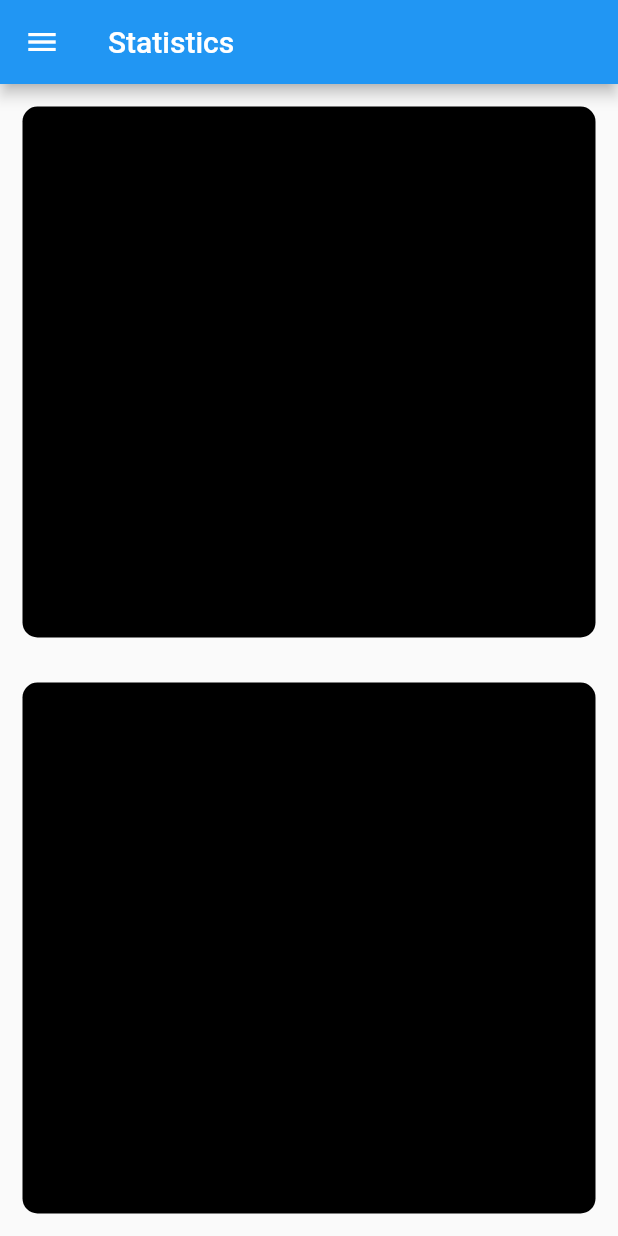
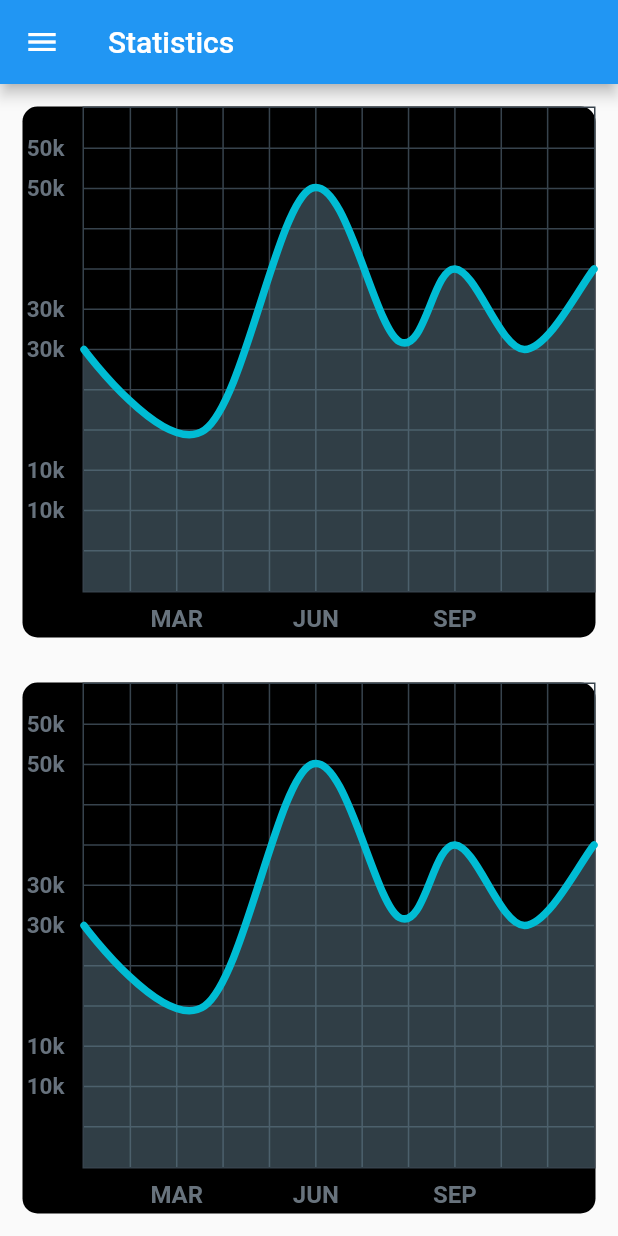
Before and after one commit to hank-the-tank/statistics_app, a Flutter app: the screen it shows after launch, on a phone screen of 412 x 824 dp. Run offline on Flutter 3.47's test engine with Material 2 defaults, Android fonts, the light colour scheme and no system bars; drawn by our look-alikes of fl_chart.

Commit message:
add chart

```diff
--- a/lib/components/chart/view/chart.dart
+++ b/lib/components/chart/view/chart.dart
@@ -1,14 +1,19 @@
 import 'package:flutter/material.dart';
+import 'package:fl_chart/fl_chart.dart';
 
-class Chart extends StatelessWidget {
-  const Chart({
-    Key key,
-  }) : super(key: key);
+class Chart extends StatefulWidget {
+  @override
+  _ChartState createState() => _ChartState();
+}
+
+class _ChartState extends State<Chart> {
+  bool showAvg = false;
 
   @override
   Widget build(BuildContext context) {
     return Expanded(
       child: Container(
+        child: LineChart(showAvg ? avgData() : mainData()),
         margin: EdgeInsets.all(15.0),
         decoration: BoxDecoration(
           color: Colors.black,
@@ -18,3 +23,192 @@ class Chart extends StatelessWidget {
     );
   }
 }
+
+LineChartData mainData() {
+  return LineChartData(
+    gridData: FlGridData(
+      show: true,
+      drawVerticalLine: true,
+      getDrawingHorizontalLine: (value) {
+        return FlLine(
+          color: const Color(0xff37434d),
+          strokeWidth: 1,
+        );
+      },
+      getDrawingVerticalLine: (value) {
+        return FlLine(
+          color: const Color(0xff37434d),
+          strokeWidth: 1,
+        );
+      },
+    ),
+    titlesData: FlTitlesData(
+      show: true,
+      bottomTitles: SideTitles(
+        showTitles: true,
+        reservedSize: 22,
+        textStyle: const TextStyle(
+            color: Color(0xff68737d),
+            fontWeight: FontWeight.bold,
+            fontSize: 16),
+        getTitles: (value) {
+          switch (value.toInt()) {
+            case 2:
+              return 'MAR';
+            case 5:
+              return 'JUN';
+            case 8:
+              return 'SEP';
+          }
+          return '';
+        },
+        margin: 8,
+      ),
+      leftTitles: SideTitles(
+        showTitles: true,
+        textStyle: const TextStyle(
+          color: Color(0xff67727d),
+          fontWeight: FontWeight.bold,
+          fontSize: 15,
+        ),
+        getTitles: (value) {
+          switch (value.toInt()) {
+            case 1:
+              return '10k';
+            case 3:
+              return '30k';
+            case 5:
+              return '50k';
+          }
+          return '';
+        },
+        reservedSize: 28,
+        margin: 12,
+      ),
+    ),
+    borderData: FlBorderData(
+        show: true,
+        border: Border.all(color: const Color(0xff37434d), width: 1)),
+    minX: 0,
+    maxX: 11,
+    minY: 0,
+    maxY: 6,
+    lineBarsData: [
+      LineChartBarData(
+        spots: [
+          FlSpot(0, 3),
+          FlSpot(2.6, 2),
+          FlSpot(4.9, 5),
+          FlSpot(6.8, 3.1),
+          FlSpot(8, 4),
+          FlSpot(9.5, 3),
+          FlSpot(11, 4),
+        ],
+        isCurved: true,
+        barWidth: 5,
+        isStrokeCapRound: true,
+        dotData: FlDotData(
+          show: false,
+        ),
+        belowBarData: BarAreaData(
+          show: true,
+        ),
+      ),
+    ],
+  );
+}
+
+LineChartData avgData() {
+  return LineChartData(
+    lineTouchData: LineTouchData(enabled: false),
+    gridData: FlGridData(
+      show: true,
+      drawHorizontalLine: true,
+      getDrawingVerticalLine: (value) {
+        return FlLine(
+          color: const Color(0xff37434d),
+          strokeWidth: 1,
+        );
+      },
+      getDrawingHorizontalLine: (value) {
+        return FlLine(
+          color: const Color(0xff37434d),
+          strokeWidth: 1,
+        );
+      },
+    ),
+    titlesData: FlTitlesData(
+      show: true,
+      bottomTitles: SideTitles(
+        showTitles: true,
+        reservedSize: 22,
+        textStyle: const TextStyle(
+            color: Color(0xff68737d),
+            fontWeight: FontWeight.bold,
+            fontSize: 16),
+        getTitles: (value) {
+          switch (value.toInt()) {
+            case 2:
+              return 'MAR';
+            case 5:
+              return 'JUN';
+            case 8:
+              return 'SEP';
+          }
+          return '';
+        },
+        margin: 8,
+      ),
+      leftTitles: SideTitles(
+        showTitles: true,
+        textStyle: const TextStyle(
+          color: Color(0xff67727d),
+          fontWeight: FontWeight.bold,
+          fontSize: 15,
+        ),
+        getTitles: (value) {
+          switch (value.toInt()) {
+            case 1:
+              return '10k';
+            case 3:
+              return '30k';
+            case 5:
+              return '50k';
+          }
+          return '';
+        },
+        reservedSize: 28,
+        margin: 12,
+      ),
+    ),
+    borderData: FlBorderData(
+        show: true,
+        border: Border.all(color: const Color(0xff37434d), width: 1)),
+    minX: 0,
+    maxX: 11,
+    minY: 0,
+    maxY: 6,
+    lineBarsData: [
+      LineChartBarData(
+        spots: [
+          FlSpot(0, 3.44),
+          FlSpot(2.6, 3.44),
+          FlSpot(4.9, 3.44),
+          FlSpot(6.8, 3.44),
+          FlSpot(8, 3.44),
+          FlSpot(9.5, 3.44),
+          FlSpot(11, 3.44),
+        ],
+        isCurved: true,
+        barWidth: 5,
+        isStrokeCapRound: true,
+        dotData: FlDotData(
+          show: false,
+        ),
+        belowBarData: BarAreaData(
+          show: true,
+        ),
+      ),
+    ],
+  );
+}
--- a/pubspec.yaml
+++ b/pubspec.yaml
@@ -28,6 +28,7 @@ dependencies:
   # The following adds the Cupertino Icons font to your application.
   # Use with the CupertinoIcons class for iOS style icons.
   cupertino_icons: ^0.1.3
+  fl_chart: ^0.10.0
 
 dev_dependencies:
   flutter_test:
```
Also changed, not shown: pubspec.lock.
